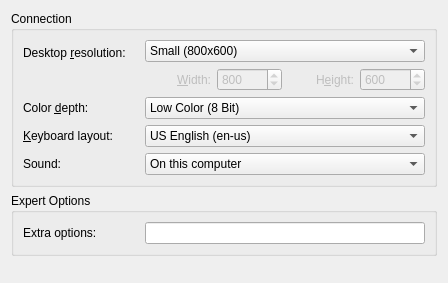
Before: the Qt Designer form rdp/rdppreferences.ui in KDE/krdc, drawn with Qt 5.
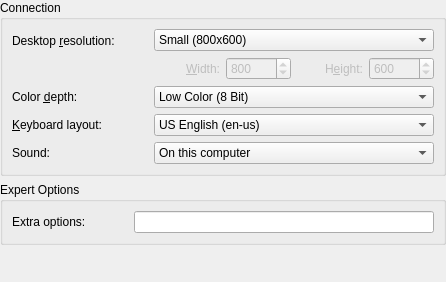
After: the same form once the commit is applied. Custom widgets are drawn as their Qt base class.

Commit message: Hostpreferences dialog improvements: * fix tab order * fix buddies * layout

```diff
--- a/rdp/rdppreferences.ui
+++ b/rdp/rdppreferences.ui
@@ -1,7 +1,27 @@
 <ui version="4.0" >
  <class>RdpPreferences</class>
  <widget class="QWidget" name="RdpPreferences" >
+  <property name="geometry" >
+   <rect>
+    <x>0</x>
+    <y>0</y>
+    <width>446</width>
+    <height>282</height>
+   </rect>
+  </property>
   <layout class="QVBoxLayout" >
+   <property name="leftMargin" >
+    <number>0</number>
+   </property>
+   <property name="topMargin" >
+    <number>0</number>
+   </property>
+   <property name="rightMargin" >
+    <number>0</number>
+   </property>
+   <property name="bottomMargin" >
+    <number>0</number>
+   </property>
    <item>
     <widget class="QGroupBox" name="connectionGroupBox" >
      <property name="title" >
@@ -9,16 +29,23 @@
      </property>
      <layout class="QGridLayout" >
       <item row="0" column="0" >
-       <widget class="QLabel" name="resolutionLabel" >
-        <property name="text" >
-         <string>Desktop &amp;resolution:</string>
-        </property>
-        <property name="buddy" >
-         <cstring>resolutionComboBox</cstring>
-        </property>
-       </widget>
+       <layout class="QVBoxLayout" >
+        <item>
+         <widget class="QLabel" name="resolutionLabel" >
+          <property name="text" >
+           <string>Desktop &amp;resolution:</string>
+          </property>
+          <property name="buddy" >
+           <cstring>resolutionComboBox</cstring>
+          </property>
+         </widget>
+        </item>
+        <item>
+         <widget class="QLabel" name="resolutionDummyLabel" />
+        </item>
+       </layout>
       </item>
-      <item rowspan="2" row="0" column="1" >
+      <item row="0" column="1" >
        <layout class="QVBoxLayout" >
         <item>
          <widget class="QComboBox" name="resolutionComboBox" >
@@ -142,22 +169,6 @@
        </layout>
       </item>
       <item row="1" column="0" >
-       <spacer>
-        <property name="orientation" >
-         <enum>Qt::Horizontal</enum>
-        </property>
-        <property name="sizeType" >
-         <enum>QSizePolicy::Expanding</enum>
-        </property>
-        <property name="sizeHint" >
-         <size>
-          <width>70</width>
-          <height>0</height>
-         </size>
-        </property>
-       </spacer>
-      </item>
-      <item row="2" column="0" >
        <widget class="QLabel" name="colorDepthLabel" >
         <property name="text" >
          <string>Color &amp;depth:</string>
@@ -167,7 +178,7 @@
         </property>
        </widget>
       </item>
-      <item row="2" column="1" >
+      <item row="1" column="1" >
        <widget class="QComboBox" name="kcfg_ColorDepth" >
         <property name="minimumSize" >
          <size>
@@ -192,7 +203,7 @@
         </item>
        </widget>
       </item>
-      <item row="3" column="0" >
+      <item row="2" column="0" >
        <widget class="QLabel" name="layoutLabel" >
         <property name="text" >
          <string>&amp;Keyboard layout:</string>
@@ -202,7 +213,7 @@
         </property>
        </widget>
       </item>
-      <item row="3" column="1" >
+      <item row="2" column="1" >
        <widget class="QComboBox" name="kcfg_KeyboardLayout" >
         <property name="minimumSize" >
          <size>
@@ -403,7 +414,17 @@
         </item>
        </widget>
       </item>
-      <item row="4" column="1" >
+      <item row="3" column="0" >
+       <widget class="QLabel" name="soudLabel" >
+        <property name="text" >
+         <string>Sound:</string>
+        </property>
+        <property name="buddy" >
+         <cstring>kcfg_Sound</cstring>
+        </property>
+       </widget>
+      </item>
+      <item row="3" column="1" >
        <widget class="QComboBox" name="kcfg_Sound" >
         <item>
          <property name="text" >
@@ -422,13 +443,6 @@
         </item>
        </widget>
       </item>
-      <item row="4" column="0" >
-       <widget class="QLabel" name="soudLabel" >
-        <property name="text" >
-         <string>Sound:</string>
-        </property>
-       </widget>
-      </item>
      </layout>
     </widget>
    </item>
@@ -477,7 +491,7 @@
      </property>
      <property name="sizeHint" >
       <size>
-       <width>20</width>
+       <width>428</width>
        <height>16</height>
       </size>
      </property>
```
Left out of the diff: 5 changed lines with no effect on the pictures. The commit also changes 3 other files.
